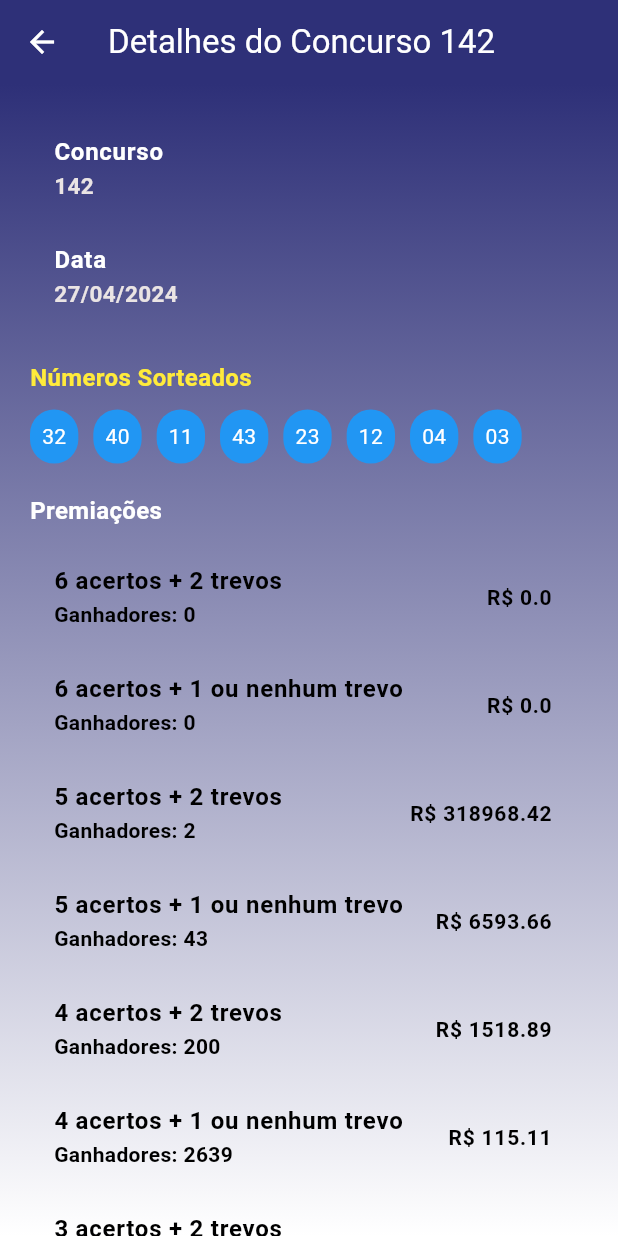
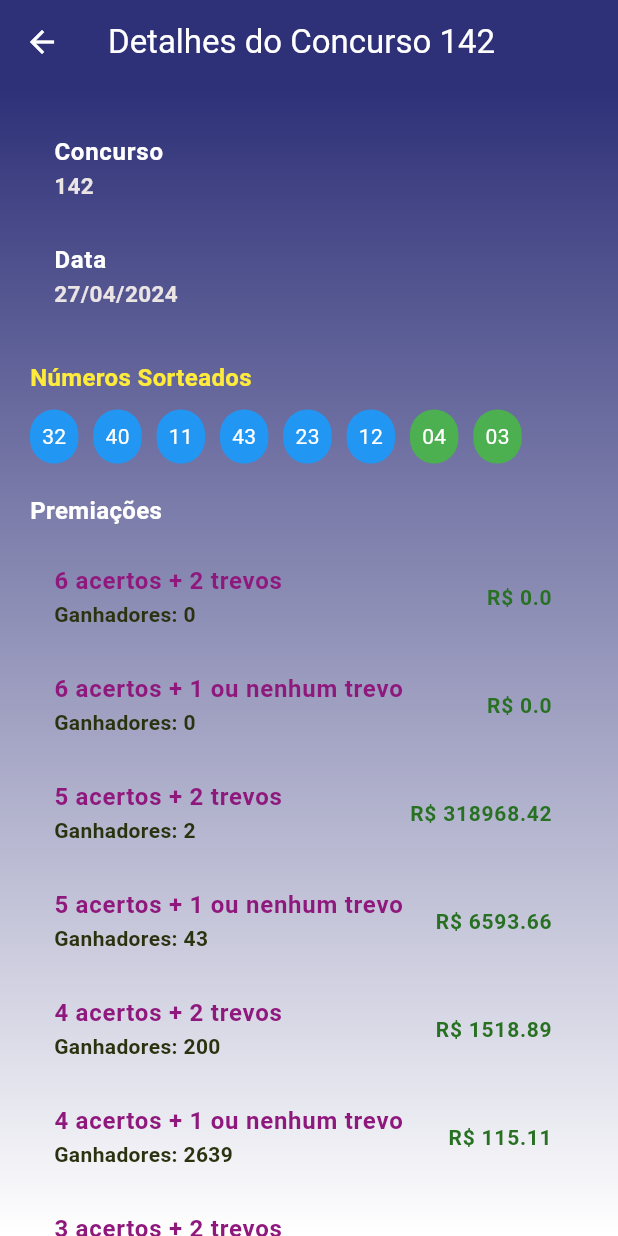
Before and after one commit to GuilhermeSilvestre/Flutter-Milion-ria, a Flutter app: the screen it shows after launch, after a tap on an icon or button, on a phone screen of 412 x 824 dp. Run offline on Flutter 3.47's test engine with Material 3 defaults, Android fonts, the light colour scheme and no system bars; network calls fail.

Commit message:
Alterando layout

```diff
--- a/lib/homepage.dart
+++ b/lib/homepage.dart
@@ -114,7 +114,7 @@ class _HomepageState extends State<Homepage> {
               _buildNavItem(Icons.list, 'Resultados', 0),
               _buildNavItem(Icons.add, 'Gerar novo jogo', 1),
               _buildNavItem(Icons.save, 'Registrar Jogo', 2),
-              _buildNavItem(Icons.person, 'Seus Jogos', 3),
+              _buildNavItem(Icons.person, 'Jogos', 3),
             ],
           ),
         ),
--- a/lib/pages/detalhesconcurso.dart
+++ b/lib/pages/detalhesconcurso.dart
@@ -42,8 +42,6 @@ class DetalheConcurso extends StatelessWidget {
       ),
     );
   }
-
-  // Métodos _buildInfoTile e _buildNumbersTile são os mesmos que você já implementou anteriormente
 }
 
 // Constrói um tile para exibir uma informação do sorteio
@@ -77,12 +75,19 @@ Widget _buildNumbersTile(String label, List<String> numbers) {
       const SizedBox(height: 10),
       Wrap(
         spacing: 10,
-        children: numbers.map((number) {
+        children: numbers.asMap().entries.map((entry) {
           // Verifica se o número é um trevo
+          final index = entry.key;
+          final number = entry.value;
+          Color backgroundColor = Colors.blue;
+          if (index >= numbers.length - 2) {
+            // Os últimos dois números
+            backgroundColor = Colors.green;
+          }
           return Container(
             padding: const EdgeInsets.all(8),
             decoration: BoxDecoration(
-              color: Colors.blue,
+              color: backgroundColor,
               borderRadius: BorderRadius.circular(20),
             ),
             child: Text(
@@ -116,7 +121,7 @@ Widget _buildPrizes(List<Map<String, dynamic>> premiacoes) {
               style: const TextStyle(
                 fontSize: 16,
                 fontWeight: FontWeight.bold,
-                color: Colors.black,
+                color: Color.fromARGB(255, 143, 24, 125),
               ),
             ),
             subtitle: Text(
@@ -124,7 +129,7 @@ Widget _buildPrizes(List<Map<String, dynamic>> premiacoes) {
               style: const TextStyle(
                 fontSize: 14,
                 fontWeight: FontWeight.bold,
-                color: Colors.black,
+                color: Color.fromARGB(255, 43, 50, 15),
               ),
             ),
             trailing: Text(
@@ -132,7 +137,7 @@ Widget _buildPrizes(List<Map<String, dynamic>> premiacoes) {
               style: const TextStyle(
                 fontSize: 14,
                 fontWeight: FontWeight.bold,
-                color: Colors.black,
+                color: Color.fromARGB(255, 40, 113, 35),
               ),
             ),
           );
--- a/lib/pages/resultados.dart
+++ b/lib/pages/resultados.dart
@@ -109,9 +109,20 @@ class _ResultadosState extends State<Resultados> {
                       ),
                     );
                   },
+                  style: ButtonStyle(
+                    backgroundColor: MaterialStateProperty.all<Color>(
+                        const Color.fromARGB(255, 25, 28, 88)),
+                    shape: MaterialStateProperty.all<OutlinedBorder>(
+                      const RoundedRectangleBorder(
+                        borderRadius: BorderRadius.zero,
+                      ),
+                    ),
+                  ),
                   child: ListTile(
-                    title: Text('Concurso: ${concurso.numero}'),
-                    subtitle: Text('Data: ${concurso.data}'),
+                    title: Text('Concurso: ${concurso.numero}',
+                        style: const TextStyle(color: Colors.white)),
+                    subtitle: Text('Data: ${concurso.data}',
+                        style: const TextStyle(color: Colors.white)),
                   ),
                 );
               },
```
